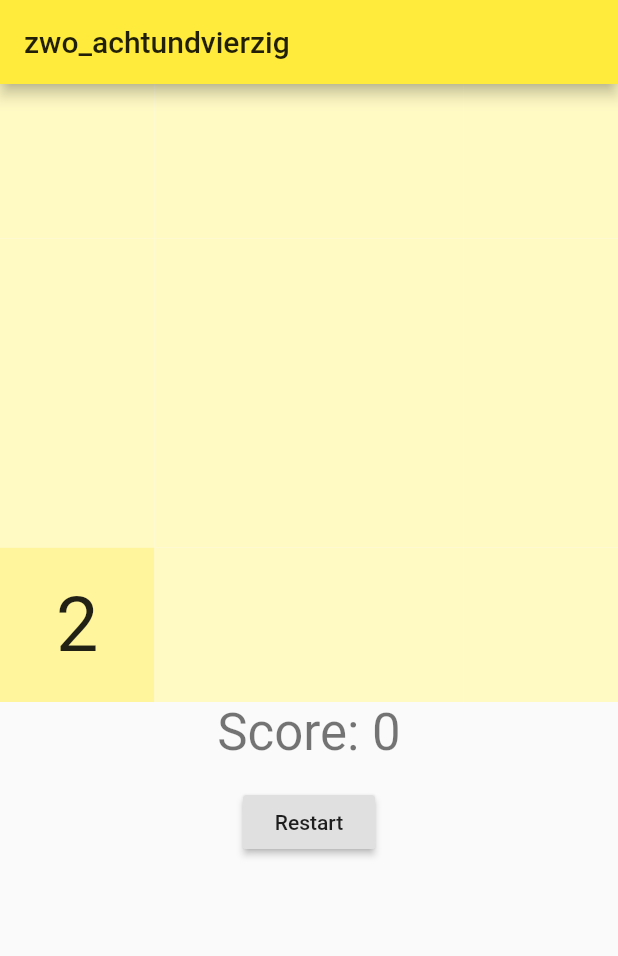
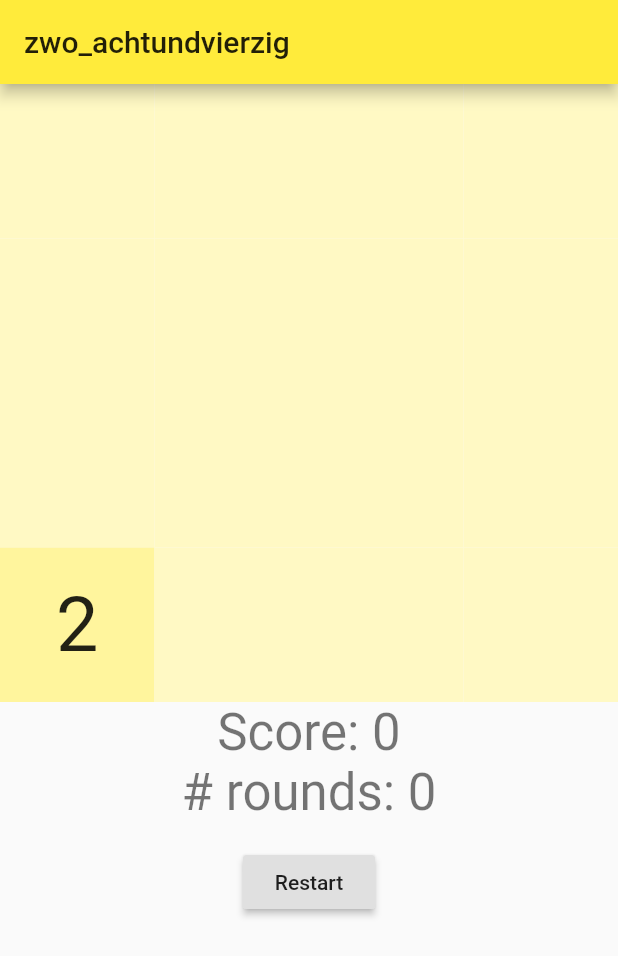
Before and after one commit to jeyemwey/zwo_achtundvierzig, a Flutter app: the screen it shows after launch, on a phone screen of 412 x 824 dp. Shown: the top 956 px of the screen. Run offline on Flutter 3.47's test engine with Material 2 defaults, Android fonts, the phone set to English and light mode, and no system bars.

Commit message:
Add: Count of rounds

```diff
--- a/lib/game.dart
+++ b/lib/game.dart
@@ -56,6 +56,10 @@ class GameState extends State<Game> {
           children: <Widget>[
             Text(
               "Score: " + score.toString(),
+              style: Theme.of(context).primaryTextTheme.display1,
+            ),
+            Text(
+              "# rounds: " + history.length.toString(),
               style: Theme.of(context).primaryTextTheme.display1,
             ),
             gameOverText(),
@@ -238,7 +242,6 @@ class GameState extends State<Game> {
       default:
         throw new ArgumentError.value(direction, "move");
     }
-    // });
   }
 
   void rotate() {
```
